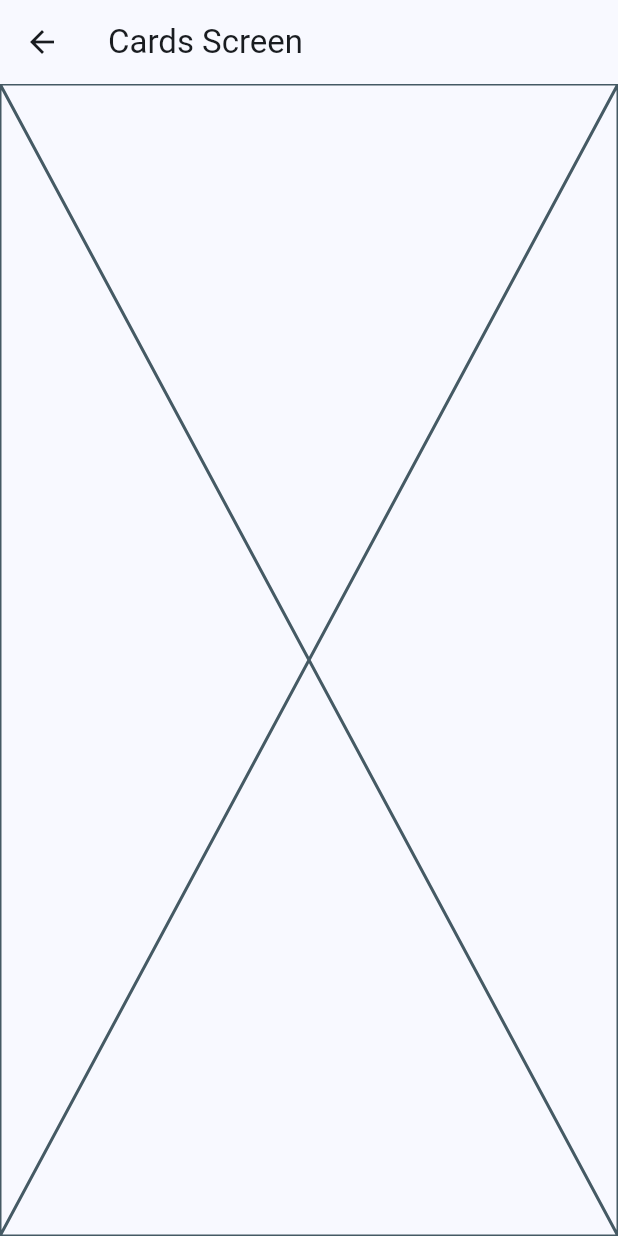
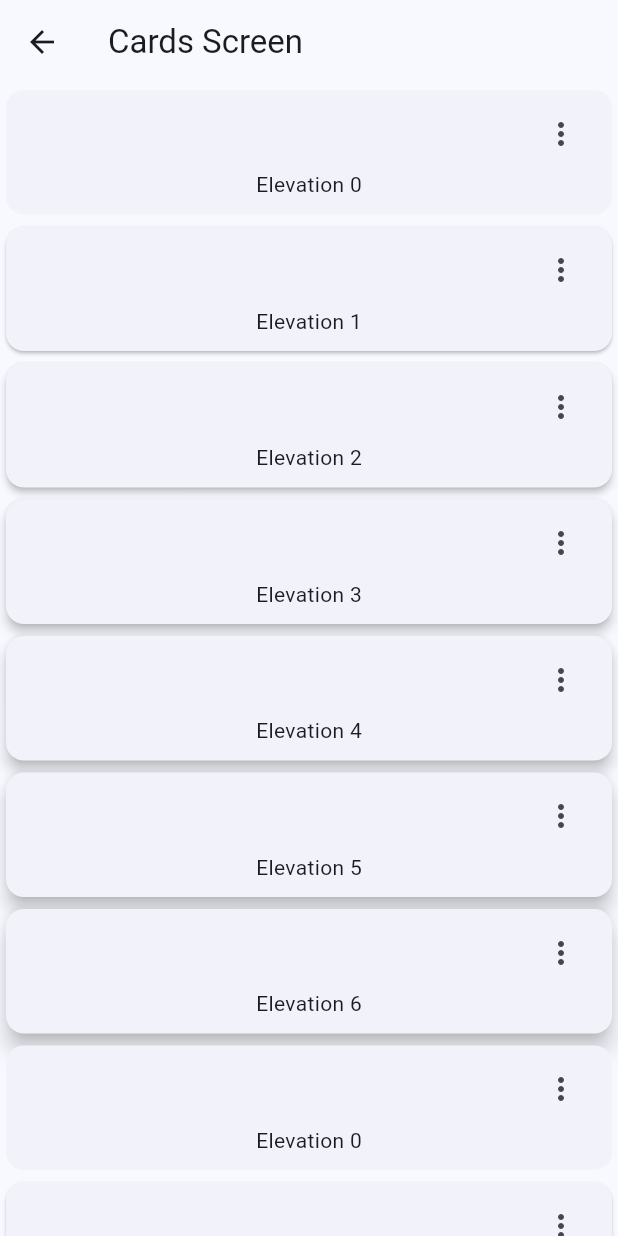
Before and after one commit to JuanDuran85/flutter_projects, a Flutter app: the CardsScreen screen opened directly, on a phone screen of 412 x 824 dp. Run offline on Flutter 3.47's test engine with Material 3 defaults, Android fonts, the phone set to English and light mode, and no system bars; our stand-ins replace animate_do, dio, go_router, google_fonts, video_player; statements that could not run were skipped.

Commit message:
add card widget

```diff
--- a/widget_app/lib/presentation/screens/cards/cards_screen.dart
+++ b/widget_app/lib/presentation/screens/cards/cards_screen.dart
@@ -1,7 +1,17 @@
 import 'package:flutter/material.dart';
+import 'package:flutter/widgets.dart';
+
+const cards = <Map<String, dynamic>>[
+  {'elevation': 0.0, 'label': 'Elevation 0'},
+  {'elevation': 1.0, 'label': 'Elevation 1'},
+  {'elevation': 2.0, 'label': 'Elevation 2'},
+  {'elevation': 3.0, 'label': 'Elevation 3'},
+  {'elevation': 4.0, 'label': 'Elevation 4'},
+  {'elevation': 5.0, 'label': 'Elevation 5'},
+  {'elevation': 6.0, 'label': 'Elevation 6'},
+];
 
 class CardsScreen extends StatelessWidget {
-
   static const String name = 'cards_screen';
 
   const CardsScreen({super.key});
@@ -12,7 +22,64 @@ class CardsScreen extends StatelessWidget {
       appBar: AppBar(
         title: const Text('Cards Screen'),
       ),
-      body: const Placeholder(),
+      body: const _CardsView(),
     );
   }
 }
+
+class _CardsView extends StatelessWidget {
+  const _CardsView();
+
+  @override
+  Widget build(BuildContext context) {
+    return SingleChildScrollView(
+      child: Column(
+        children: [
+          ...cards.map(
+            (card) => _CardType1(
+              label: card['label'],
+              elevation: card['elevation'],
+            ),
+          ),
+          ...cards.map(
+            (card) => _CardType1(
+              label: card['label'],
+              elevation: card['elevation'],
+            ),
+          ),
+        ],
+      ),
+    );
+  }
+}
+
+class _CardType1 extends StatelessWidget {
+  final String label;
+  final double elevation;
+  const _CardType1({required this.label, required this.elevation});
+
+  @override
+  Widget build(BuildContext context) {
+    return Card(
+      elevation: elevation,
+      child: Padding(
+        padding: EdgeInsets.fromLTRB(10, 5, 10, 10),
+        child: Column(
+          children: [
+            Align(
+              alignment: Alignment.topRight,
+              child: IconButton(
+                icon: const Icon(Icons.more_vert_outlined),
+                onPressed: () {},
+              ),
+            ),
+            Align(
+              alignment: Alignment.topCenter,
+              child: Text(label),
+            )
+          ],
+        ),
+      ),
+    );
+  }
+}
```
